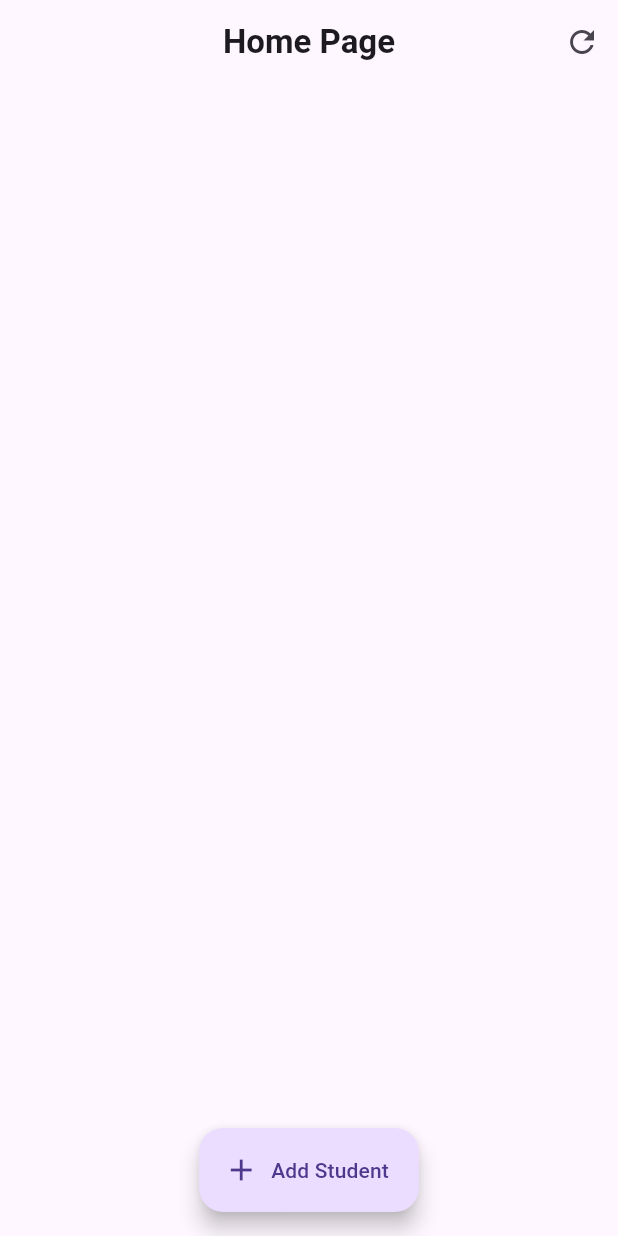
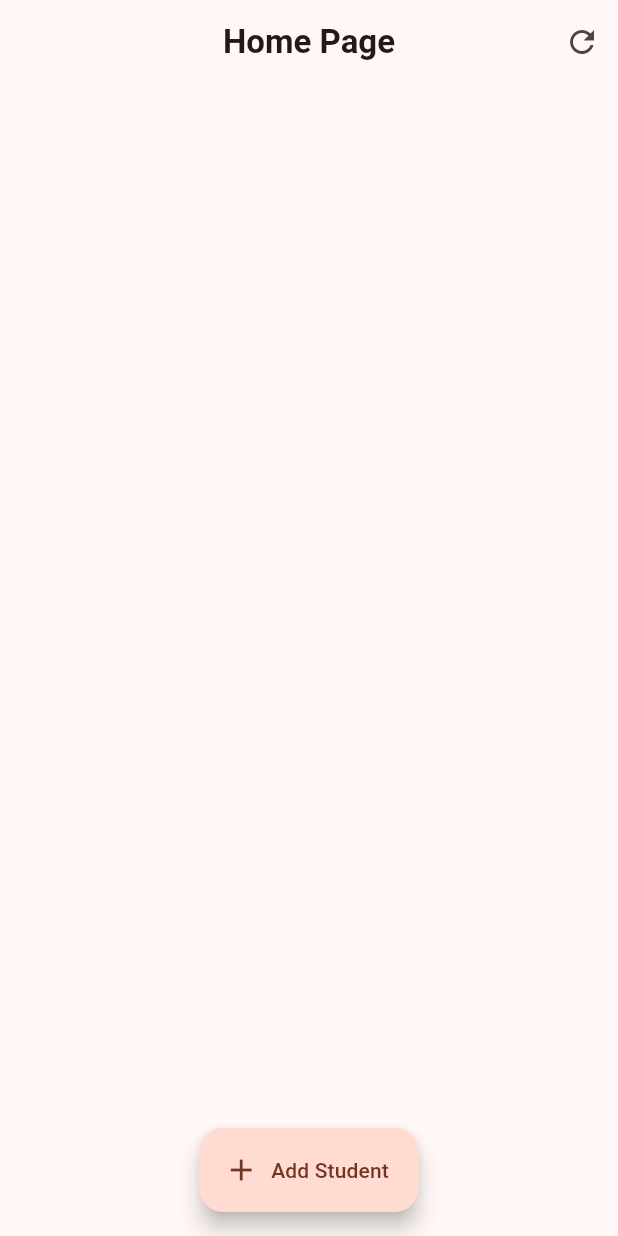
Before and after one commit to Vinisha0306/Core_Flutter, a Flutter app: the screen it shows after launch, on a phone screen of 412 x 824 dp. Run offline on Flutter 3.47's test engine with Material 3 defaults, Android fonts, the phone set to English and light mode, and no system bars; our stand-ins replace image_picker.

Commit message:
initial commit

```diff
--- a/lib/App.dart
+++ b/lib/App.dart
@@ -9,6 +9,9 @@ class MyApp extends StatelessWidget {
   Widget build(BuildContext context) {
     return MaterialApp(
       debugShowCheckedModeBanner: false,
+      theme: ThemeData(
+        colorSchemeSeed: Colors.deepOrange,
+      ),
       routes: {
         MyRoutes.homePage: (context) => HomePage(),
         MyRoutes.detailPage: (context) => DetailsPage(),
--- a/lib/Modal/student_modal.dart
+++ b/lib/Modal/student_modal.dart
@@ -4,22 +4,25 @@ class Student {
   final String name;
   final String grid;
   final String std;
-  File? image;
+  final String image;
 
   Student(
-      {required this.name, required this.grid, required this.std, this.image});
+      {required this.name,
+      required this.grid,
+      required this.std,
+      required this.image});
 
   factory Student.formMap({required Map data}) => Student(
         name: data['name'],
         grid: data['grid'],
         std: data['std'],
-        image: File(data['image']),
+        image: data['image'],
       );
 
   Map<String, dynamic> get toMap => {
         'name': name,
         'grid': grid,
         'std': std,
-        'image': image?.path,
+        'image': image,
       };
 }
--- a/lib/Page/details_page/details_page.dart
+++ b/lib/Page/details_page/details_page.dart
@@ -36,7 +36,7 @@ class _DetailsPageState extends State<DetailsPage> {
               if (validated) {
                 formkey.currentState!.save();
                 Navigator.pop(context);
-                StudentData.add(
+                Globals.globals.StudentData.add(
                   {
                     "name": Globals.globals.student_name,
                     "grid": Globals.globals.student_grid,
@@ -44,8 +44,6 @@ class _DetailsPageState extends State<DetailsPage> {
                     "image": Globals.globals.student_image
                   },
                 );
-                print("=====================================================");
-                print(StudentData[0]['name']);
               }
               ScaffoldMessenger.of(context).showSnackBar(
                 MySnackBar(
--- a/lib/utils/Globals.dart
+++ b/lib/utils/Globals.dart
@@ -1,10 +1,15 @@
 import 'dart:io';
+
+import 'package:extra/headers.dart';
 
 class Globals {
   String? student_name;
   String? student_grid;
   String? student_standard;
   File? student_image;
+  TextEditingController name = TextEditingController();
+
+  List<Map> StudentData = [];
 
   static final Globals globals = Globals();
 }
```
Also changed, not shown: lib/Page/details_page/componets/form.dart (+25 -9 lines), lib/Page/home_page/componets/listview.dart (+60 -10 lines), lib/Page/home_page/home_page.dart (+31 -2 lines), lib/utils/Student_data.dart (+0 -7 lines).
